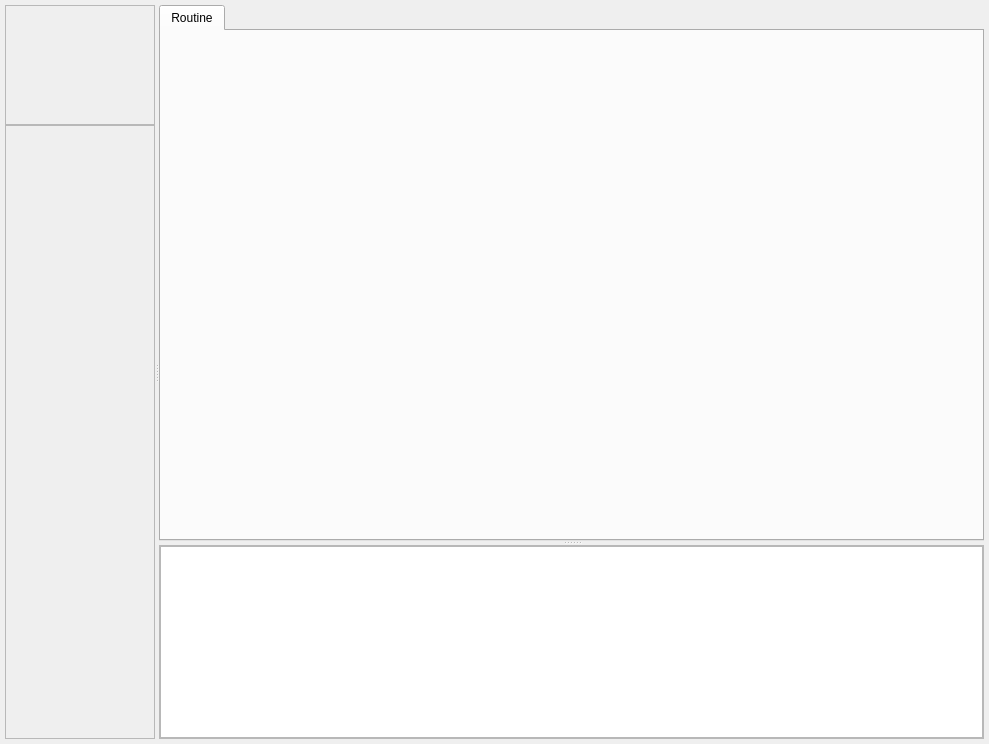
First picture: the form in packages/Mock/SQScriptEditor/SQScriptEditorWidget.ui, repository tommo/gii, before the edit.
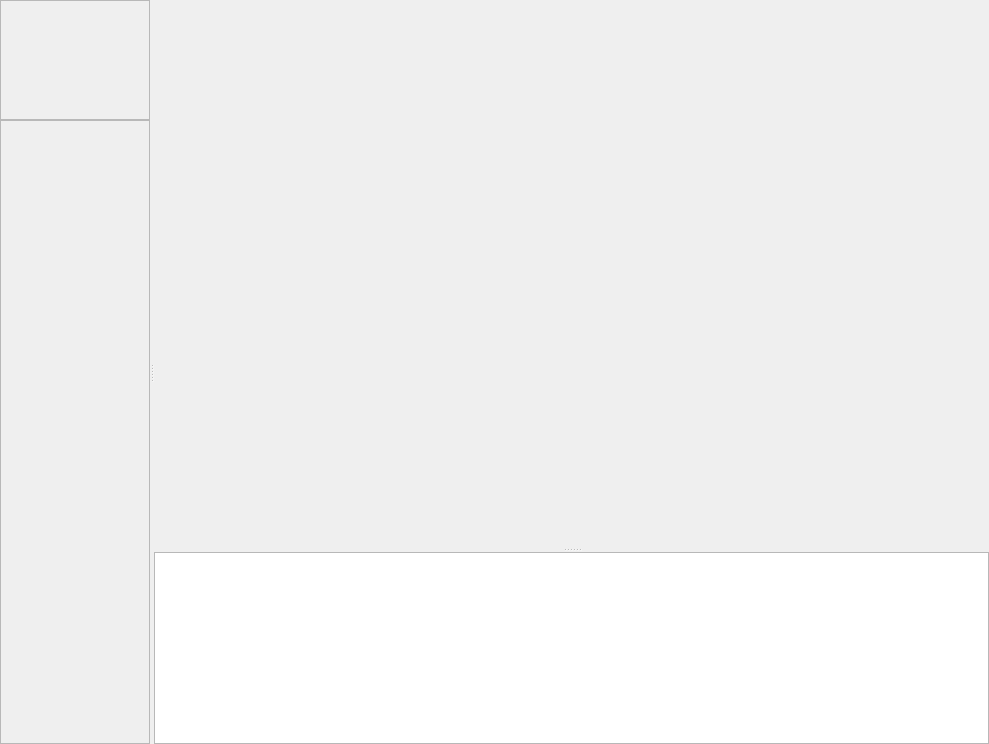
Second picture: the form after the edit.

Commit message: more progres on SQNodeEditor

Patch:
```diff
--- a/packages/Mock/SQScriptEditor/SQScriptEditorWidget.ui
+++ b/packages/Mock/SQScriptEditor/SQScriptEditorWidget.ui
@@ -18,7 +18,7 @@
     <number>0</number>
    </property>
    <property name="margin">
-    <number>5</number>
+    <number>0</number>
    </property>
    <item>
     <widget class="QWidget" name="containerToolbar" native="true">
@@ -28,8 +28,6 @@
        <verstretch>0</verstretch>
       </sizepolicy>
      </property>
-     <zorder>splitter_2</zorder>
-     <zorder>splitter_2</zorder>
     </widget>
    </item>
    <item>
@@ -80,7 +78,6 @@
          <property name="frameShadow">
           <enum>QFrame::Raised</enum>
          </property>
-         <zorder>containerToolbarRoutine</zorder>
         </widget>
        </item>
        <item>
@@ -101,7 +98,6 @@
          <property name="frameShadow">
           <enum>QFrame::Raised</enum>
          </property>
-         <zorder>containerRoutine</zorder>
         </widget>
        </item>
       </layout>
@@ -122,20 +118,15 @@
          <property name="orientation">
           <enum>Qt::Vertical</enum>
          </property>
-         <widget class="QTabWidget" name="tabContent">
+         <widget class="QWidget" name="containerContent" native="true">
           <property name="sizePolicy">
            <sizepolicy hsizetype="Expanding" vsizetype="Expanding">
             <horstretch>0</horstretch>
             <verstretch>2</verstretch>
            </sizepolicy>
           </property>
-          <widget class="QWidget" name="tabPageRoutine">
-           <attribute name="title">
-            <string>Routine</string>
-           </attribute>
-          </widget>
          </widget>
-         <widget class="QFrame" name="containerEditor">
+         <widget class="QWidget" name="containerEditor" native="true">
           <property name="sizePolicy">
            <sizepolicy hsizetype="Preferred" vsizetype="Preferred">
             <horstretch>0</horstretch>
@@ -148,12 +139,6 @@
             <height>100</height>
            </size>
           </property>
-          <property name="frameShape">
-           <enum>QFrame::StyledPanel</enum>
-          </property>
-          <property name="frameShadow">
-           <enum>QFrame::Raised</enum>
-          </property>
           <layout class="QVBoxLayout" name="verticalLayout_4">
            <property name="spacing">
             <number>2</number>
```
The commit also changes 12 other files.
